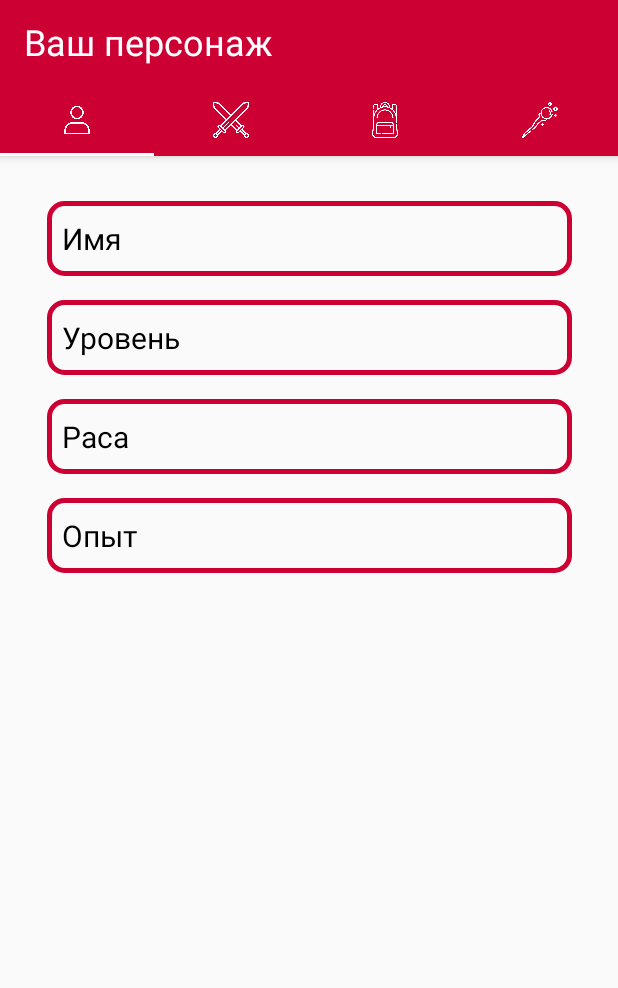
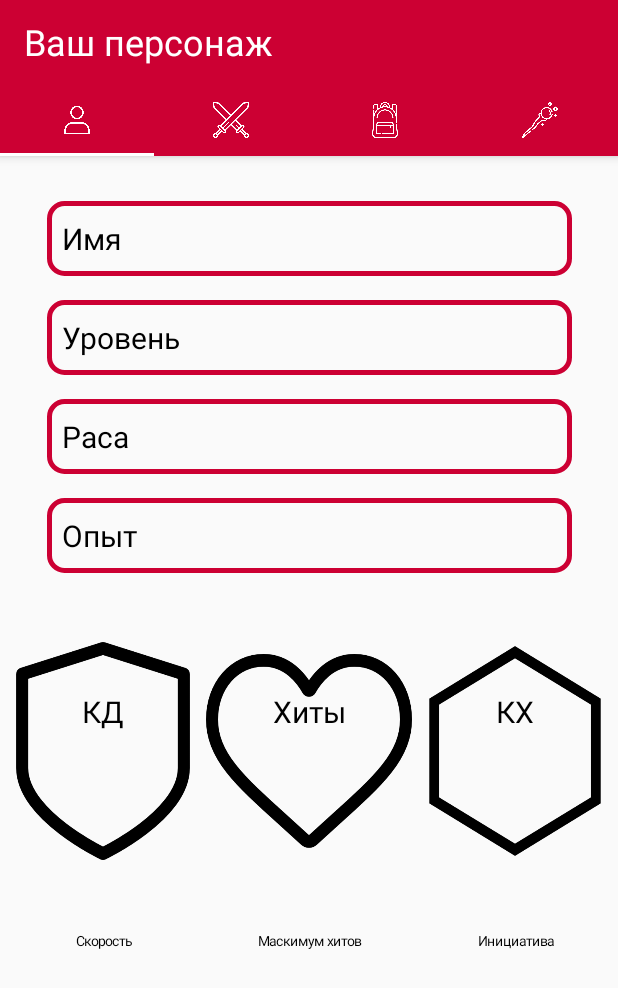
Before and after one commit to DragonKnight228/Dungeons-and-Dragons, an Android app: the Characteristics screen opened directly, with no data from a screen before it, on a phone screen of 412 x 824 dp. Shown: the top 988 px of the screen. Run offline under Robolectric (Android 15) with nearby library versions, the phone set to English and light mode, and no system bars; our stand-ins replace data binding.

Commit message:
Поля ввода 2 КД, Хиты, кость хитов обновлены, добавлены картинки и подписи. Также добавлены скорость, максимум хп и инициатива

```diff
--- a/app/src/main/java/com/example/dungeonsanddragons/Characteristics.kt
+++ b/app/src/main/java/com/example/dungeonsanddragons/Characteristics.kt
@@ -19,11 +19,30 @@ class Characteristics : Fragment() {
         inflater: LayoutInflater, container: ViewGroup?,
         savedInstanceState: Bundle?
     ): View {
-        var binding = FragmentCharacteristicsBinding.inflate(inflater, container, false)
+        val binding = FragmentCharacteristicsBinding.inflate(inflater, container, false)
         binding.fieldName.name.text = getString(R.string.name)
         binding.fieldLevel.name.text = getString(R.string.level)
         binding.fieldRace.name.text = getString(R.string.race)
         binding.fieldXp.name.text = getString(R.string.xp)
+
+        binding.kdField.fullFieldComponent.setBackgroundResource(R.drawable.shield)
+        binding.kdField.name1.text = getString(R.string.KD)
+
+        binding.hpField.fullFieldComponent.setBackgroundResource(R.drawable.heart)
+        binding.hpField.name1.text = getString(R.string.HP)
+
+        binding.hpDiceField.fullFieldComponent.setBackgroundResource(R.drawable.hexagon)
+        binding.hpDiceField.name1.text = getString(R.string.hp_dice)
+
+        binding.speedField.name1.text = getString(R.string.speed)
+        binding.speedField.name1.textSize = resources.getDimension(R.dimen.alternative_font_size)
+
+        binding.maxHpField.name1.text = getString(R.string.max_hp)
+        binding.maxHpField.name1.textSize = resources.getDimension(R.dimen.alternative_font_size)
+
+        binding.initiativeField.name1.text = getString(R.string.initiative)
+        binding.initiativeField.name1.textSize = resources.getDimension(R.dimen.alternative_font_size)
+
 
         val field_name = view?.findViewById<View>(R.id.linearLayout)
         if (field_name != null) {
--- a/app/src/main/res/layout/field_with_textview2.xml
+++ b/app/src/main/res/layout/field_with_textview2.xml
@@ -16,21 +16,23 @@
             android:id="@+id/name1"
             android:layout_width="256dp"
             android:layout_height="50dp"
+            android:layout_marginTop="10dp"
             android:layout_centerHorizontal="true"
             android:textColor="@color/black"
-            android:textSize="@dimen/edittext_font" />
+            android:textSize="@dimen/edittext_font"
+            android:gravity="center_horizontal|bottom"/>
 
         <EditText
             android:id="@+id/input_text1"
             android:layout_width="256dp"
-            android:layout_height="100dp"
+            android:layout_height="80dp"
             android:layout_below="@+id/name1"
             android:layout_centerHorizontal="true"
             android:autofillHints=""
             android:background="@android:color/transparent"
             android:inputType="text"
             android:textSize="@dimen/edittext_font"
-            android:gravity="center_horizontal"/>
+            android:gravity="center"/>
 
     </RelativeLayout>
 </layout>
--- a/app/src/main/res/layout/fragment_characteristics.xml
+++ b/app/src/main/res/layout/fragment_characteristics.xml
@@ -11,11 +11,10 @@
         tools:context=".Characteristics">
 
 
-
         <LinearLayout
             android:id="@+id/linearLayout"
-        android:layout_width="350dp"
-        android:layout_height="294dp"
+            android:layout_width="350sp"
+            android:layout_height="294sp"
             android:layout_marginStart="58dp"
             android:layout_marginTop="30dp"
             android:layout_marginEnd="58dp"
@@ -53,25 +52,65 @@
         </LinearLayout>
 
         <LinearLayout
-        android:layout_width="match_parent"
-        android:layout_height="wrap_content"
+            android:id="@+id/linearLayout2"
+            android:layout_width="0dp"
+            android:layout_height="145sp"
             android:orientation="horizontal"
+            app:layout_constraintEnd_toEndOf="parent"
+            app:layout_constraintStart_toStartOf="parent"
             app:layout_constraintTop_toBottomOf="@+id/linearLayout">
 
             <include
+                android:id="@+id/kd_field"
                 layout="@layout/field_with_textview2"
-            android:layout_width="138dp"
-            android:layout_height="182dp" />
+                android:layout_width="0dp"
+                android:layout_height="match_parent"
+                android:layout_weight="0.3" />
 
             <include
+                android:id="@+id/hp_field"
                 layout="@layout/field_with_textview2"
-            android:layout_width="138dp"
-            android:layout_height="182dp" />
+                android:layout_width="0dp"
+                android:layout_height="match_parent"
+                android:layout_weight="0.3" />
 
             <include
+                android:id="@+id/hp_dice_field"
                 layout="@layout/field_with_textview2"
-            android:layout_width="135dp"
-            android:layout_height="182dp" />
+                android:layout_width="0dp"
+                android:layout_height="match_parent"
+                android:layout_weight="0.3" />
+        </LinearLayout>
+
+        <LinearLayout
+            android:id="@+id/linearLayout3"
+            android:layout_width="0dp"
+            android:layout_height="145sp"
+            android:orientation="horizontal"
+            app:layout_constraintEnd_toEndOf="parent"
+            app:layout_constraintStart_toStartOf="parent"
+            app:layout_constraintTop_toBottomOf="@+id/linearLayout2">
+
+            <include
+                android:id="@+id/speed_field"
+                layout="@layout/field_with_textview2"
+                android:layout_width="0dp"
+                android:layout_height="match_parent"
+                android:layout_weight="0.3" />
+
+            <include
+                android:id="@+id/max_hp_field"
+                layout="@layout/field_with_textview2"
+                android:layout_width="0dp"
+                android:layout_height="match_parent"
+                android:layout_weight="0.3" />
+
+            <include
+                android:id="@+id/initiative_field"
+                layout="@layout/field_with_textview2"
+                android:layout_width="0dp"
+                android:layout_height="match_parent"
+                android:layout_weight="0.3" />
         </LinearLayout>
 
 
--- a/app/src/main/res/values/dimens.xml
+++ b/app/src/main/res/values/dimens.xml
@@ -3,6 +3,7 @@
     <dimen name="activity_horizontal_margin">16dp</dimen>
     <dimen name="activity_vertical_margin">16dp</dimen>
     <dimen name="font_size">24dp</dimen>
+    <dimen name="alternative_font_size">6sp</dimen>
     <dimen name="edittext_font">20sp</dimen>
     <dimen name="appbar_padding">16dp</dimen>
     <dimen name="fab_margin">16dp</dimen>
--- a/app/src/main/res/values/strings.xml
+++ b/app/src/main/res/values/strings.xml
@@ -3,8 +3,10 @@
     <string name="create_character">Create character</string>
     <string name="character_name">Name</string>
     <string name="title_activity_character">Character</string>
+
     <string name="tab_text_1">Tab 1</string>
     <string name="tab_text_2">Tab 2</string>
+
     <string name="storage">Хранилище персонажей</string>
     <string name="your_character">Ваш персонаж</string>
     <!-- Strings used for fragments for navigation -->
@@ -12,10 +14,19 @@
     <string name="second_fragment_label">Second Fragment</string>
     <string name="next">Next</string>
     <string name="previous">Previous</string>
+
     <string name="name">Имя</string>
     <string name="race">Раса</string>
     <string name="level">Уровень</string>
     <string name="xp">Опыт</string>
+
+    <string name="KD">КД</string>
+    <string name="HP">Хиты</string>
+    <string name="hp_dice">КХ</string>
+
+    <string name="speed">Скорость</string>
+    <string name="max_hp">Маскимум хитов</string>
+    <string name="initiative">Инициатива</string>
 
     <string name="hello_first_fragment">Hello first fragment</string>
     <string name="hello_second_fragment">Hello second fragment. Arg: %1$s</string>
```
Also changed, not shown: app/src/main/res/drawable/heart.png (added), app/src/main/res/drawable/hexagon.png (added), app/src/main/res/drawable/shield.png (added). Lines whose indentation alone changed are shown as unchanged.
